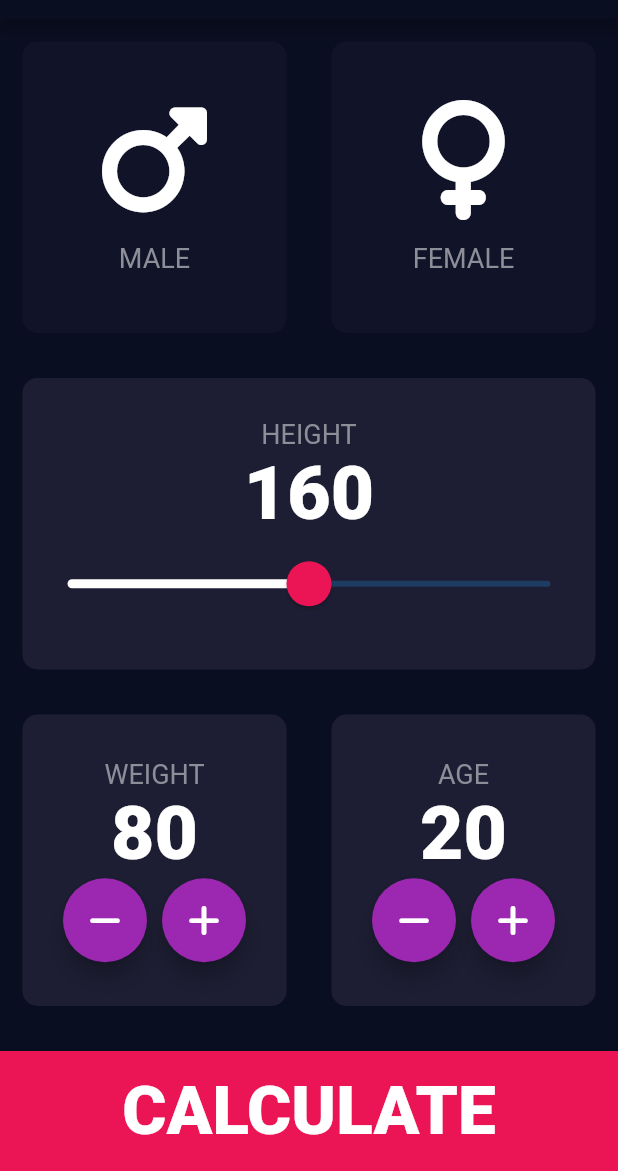
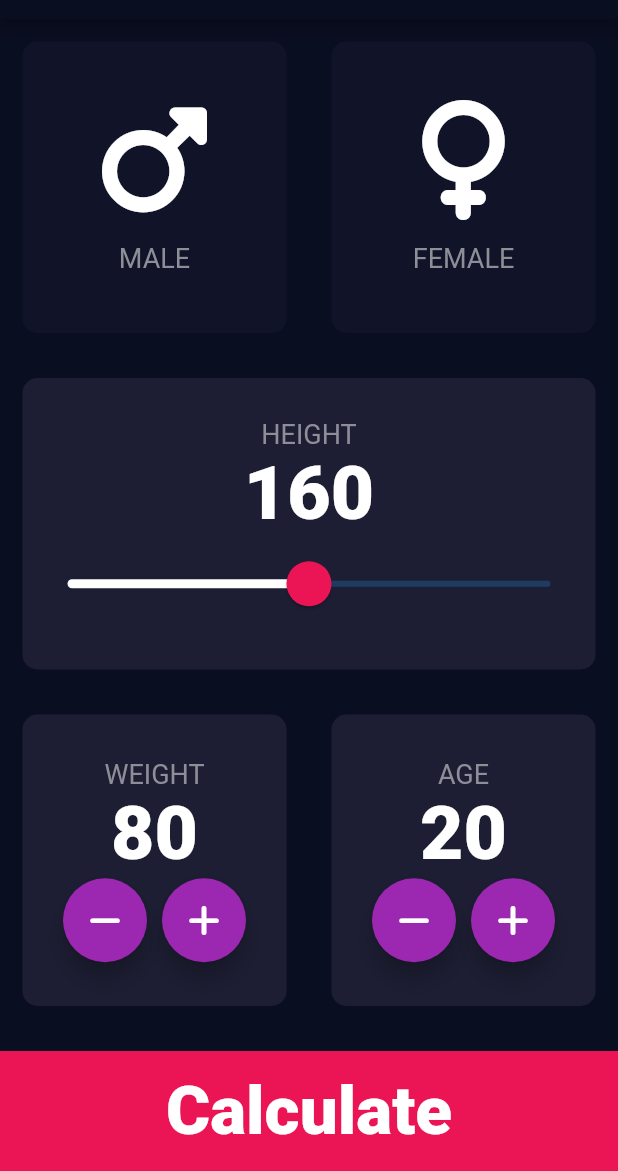
Before and after one commit to matatoMatata94/bmi_calculator, a Flutter app: the screen it shows after launch, on a phone screen of 412 x 824 dp, the part 65-1236 px from its top. Run offline on Flutter 3.47's test engine with Material 2 defaults, Android fonts, the phone set to English and light mode, and no system bars; our stand-ins replace font_awesome_flutter.

```diff
--- /dev/null
+++ b/lib/calculate_button.dart
@@ -0,0 +1,29 @@
+import 'package:flutter/material.dart';
+
+import 'constants.dart';
+
+class CalculateButton extends StatelessWidget {
+  final String? text;
+  final Function()? onTap;
+
+  const CalculateButton({required this.text, required this.onTap});
+
+  @override
+  Widget build(BuildContext context) {
+    return GestureDetector(
+      onTap: onTap,
+      child: Container(
+        color: kBottomButtonColor,
+        height: kBottomButtonHeight,
+        width: double.infinity,
+        margin: const EdgeInsets.only(top: 15),
+        child: Center(
+          child: Text(
+            text!,
+            style: kCalculateButtonStyle,
+          ),
+        ),
+      ),
+    );
+  }
+}
--- a/lib/constants.dart
+++ b/lib/constants.dart
@@ -14,3 +14,8 @@ const kNumberStyle = TextStyle(
   fontSize: 50,
   fontWeight: FontWeight.w900,
 );
+
+const kCalculateButtonStyle = TextStyle(
+  fontSize: 45,
+  fontWeight: FontWeight.w900,
+);
--- a/lib/input_page.dart
+++ b/lib/input_page.dart
@@ -3,6 +3,7 @@ import 'package:flutter/material.dart';
 import 'package:font_awesome_flutter/font_awesome_flutter.dart';
 
 import 'background_card.dart';
+import 'calculate_button.dart';
 import 'constants.dart';
 import 'icon_content.dart';
 import 'round_icon_button.dart';
@@ -194,28 +195,14 @@ class _InputPageState extends State<InputPage> {
                 ],
               ),
             ),
-            GestureDetector(
+            CalculateButton(
+              text: 'Calculate',
               onTap: () {
                 Navigator.push(
                   context,
                   MaterialPageRoute(builder: (context) => const ResultPage()),
                 );
               },
-              child: Container(
-                color: kBottomButtonColor,
-                height: kBottomButtonHeight,
-                width: double.infinity,
-                margin: const EdgeInsets.only(top: 15),
-                child: const Center(
-                  child: Text(
-                    'CALCULATE',
-                    style: TextStyle(
-                      fontSize: 45,
-                      fontWeight: FontWeight.w900,
-                    ),
-                  ),
-                ),
-              ),
             ),
           ],
         ),
```
Also changed, not shown: lib/result_page.dart (+43 -1 lines).
